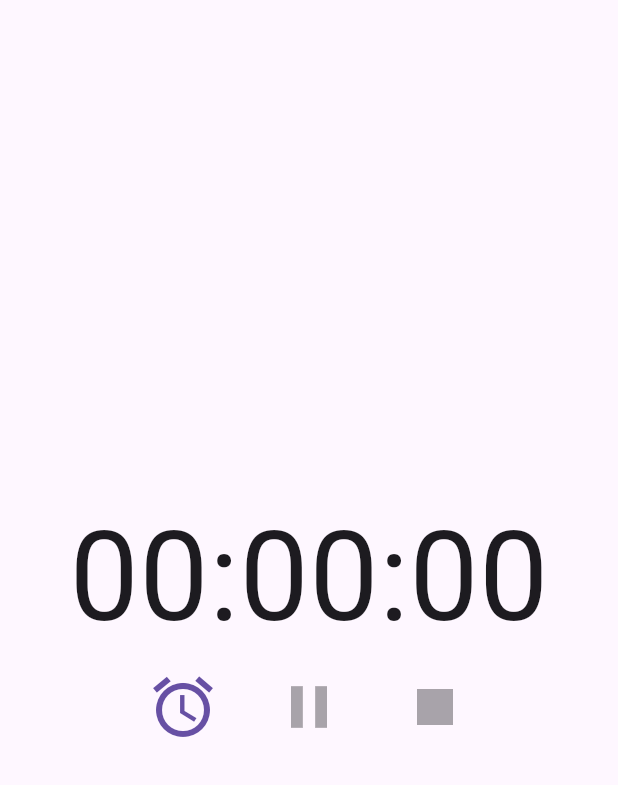
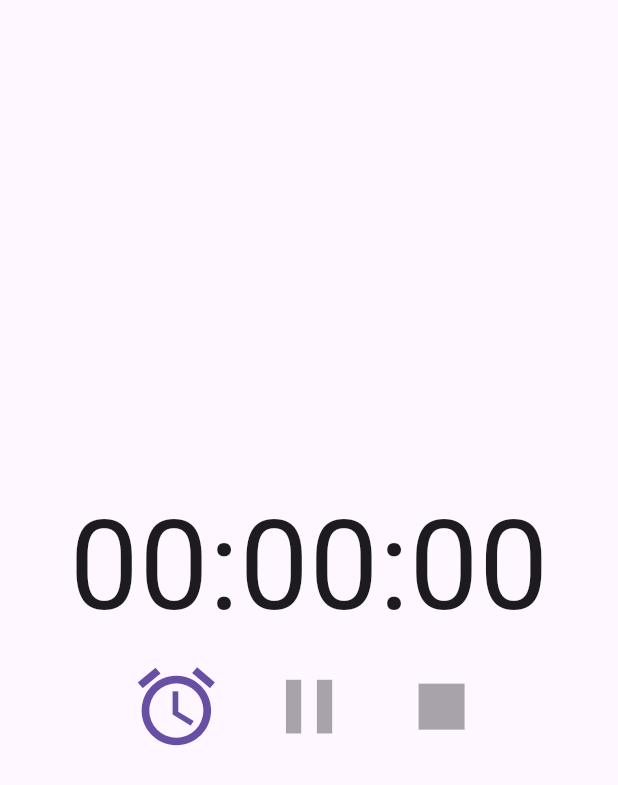
Before and after one commit to bigbenbigben/flutter_timer_app, a Flutter app: the screen it shows after launch, on a phone screen of 412 x 824 dp. Shown: the top 785 px of the screen. Run offline on Flutter 3.47's test engine with Material 3 defaults, Android fonts, the phone set to English and light mode, and no system bars; our stand-ins replace audioplayers.

Commit message:
リファクタ完了

```diff
--- a/lib/main.dart
+++ b/lib/main.dart
@@ -1,5 +1,3 @@
-// import 'dart:ffi';
-
 import 'package:flutter/cupertino.dart';
 import 'package:flutter/material.dart';
 import 'dart:async';
@@ -132,7 +130,7 @@ class _TimerPageState extends State<TimerPage> {
       setState(() {
         _isPause = true;
       });
-      logger.info('time paused');
+      logger.info('Timer paused');
     }
   }
 
@@ -176,33 +174,16 @@ class _TimerPageState extends State<TimerPage> {
                         _setDuration = const Duration(hours: 0, minutes: 0, seconds: 0);
                         ScaffoldMessenger.of(context).showSnackBar(
                           SnackBar(
-                            // content: Text('不正な値が設定されました'),
                             content: Text('Value: ${_setDuration.inMinutes}'),
                           ),
                         );
                       } else {
-                        // if (_isRunning != true){
                         setState(() {
-                            logger.info('Duration set');
+                            logger.info('Setting Duration');
                           _duration = tempDuration;
                           _setDuration = tempDuration;
                           if (_duration.inSeconds > 0) _isPause = true;
                           });
-                        // }
-                        // else if (_timer == null || !_timer!.isActive) {
-                        //   setState(() {
-                        //     logger.info('Duration check');
-                        //     logger.info('Duration: ${_duration.inHours} hours, ${_duration.inMinutes % 60} minutes, ${_duration.inSeconds % 60} seconds');
-                        //     _duration = tempDuration;
-                        //     _setDuration = tempDuration;
-                        //   });
-                        // } else {
-                        //   setState(() {
-                        //     logger.info('Duration active');
-                        //     _duration = tempDuration;
-                        //     _setDuration = tempDuration;
-                        //   });
-                        // }
                         Navigator.pop(context);
                       }
                     },
@@ -240,7 +221,7 @@ class _TimerPageState extends State<TimerPage> {
     if (_timer != null && !_timer!.isActive) {
       _timer!.cancel(); // タイマーをキャンセル
       stopAlarmSound();
-      logger.info('resetted timer');
+      logger.info('Resetted timer');
       setState(() {
         _duration = Duration.zero; // 残り時間をゼロにリセット
         _isRunning = false; // タイマーが動いていない状態にリセット
@@ -259,20 +240,12 @@ class _TimerPageState extends State<TimerPage> {
 // UIレイアウト
   @override
   Widget build(BuildContext context) {
-    // 画面に合わせたフォントサイズ
-    // タイトル
-    // double fontSize_title = MediaQuery.of(context).size.width * 0.15;
-    // タイマーの数字のフォントサイズ
-    double fontSizeTimer = MediaQuery.of(context).size.width * 0.20;
-    // ボタン
-    // double fontSize_timer_button = MediaQuery.of(context).size.width * 0.10;
-    // 画面に合わせた配置
-    // ボタン幅と高さ
-    // double widthsize_button = MediaQuery.of(context).size.width * 0.75;
-    // double heightsize_button = MediaQuery.of(context).size.height * 0.10;
-    // ボタン配置
-    // double widthsize_button_position = MediaQuery.of(context).size.width * 0.75;
-    // double heightsize_button_position = MediaQuery.of(context).size.height * 0.025;
+    // 画面幅によって変わる要素
+    double screenWidth = MediaQuery.of(context).size.width; // 画面幅
+    double timerFontSize = screenWidth * 0.20;              // タイマーの数字のフォントサイズ
+    double buttonIconSize = screenWidth * 0.15;             // ボタン
+    double buttonSpacing = screenWidth * 0.05;              // ボタンの間隔
+
     return Scaffold(
       body: Center(
         child: Column(
@@ -280,7 +253,7 @@ class _TimerPageState extends State<TimerPage> {
           children: <Widget>[
             Text(
               _formatDuration(_duration),
-              style: TextStyle(fontSize: fontSizeTimer),
+              style: TextStyle(fontSize: timerFontSize),
             ),
             Row(
               mainAxisAlignment: MainAxisAlignment.center,
@@ -295,10 +268,10 @@ class _TimerPageState extends State<TimerPage> {
                     padding: const EdgeInsets.all(3.0), // ボタン全体の余白を設定
                   ),
                   icon: const Icon(Icons.access_alarms),
-                  iconSize: 48.0,
+                  iconSize: buttonIconSize,
                   color: Theme.of(context).primaryColor,
                 ),
-                const SizedBox(width: 30),
+                SizedBox(width: buttonSpacing),
                 // 再生／一時停止ボタン
                 IconButton(
                   onPressed: (_duration.inSeconds > 0) ? _startTimer : null,
@@ -309,10 +282,10 @@ class _TimerPageState extends State<TimerPage> {
                     padding: const EdgeInsets.all(3.0), // ボタン全体の余白を設定
                   ),
                   icon: Icon(!_isPause ? Icons.pause : Icons.play_arrow),
-                  iconSize: 48.0,
+                  iconSize: buttonIconSize,
                   color: Theme.of(context).primaryColor,
                 ),
-                const SizedBox(width: 30),
+                SizedBox(width: buttonSpacing),
                 // 停止／リセットボタン
                 IconButton(
                   onPressed: _isAlarm || ((_duration.inSeconds > 0) && _isPause)  ? _resetTimer : null,
@@ -323,7 +296,7 @@ class _TimerPageState extends State<TimerPage> {
                     padding: const EdgeInsets.all(3.0), // ボタン全体の余白を設定
                   ),
                   icon: Icon(_isPause || (_duration.inSeconds > 0) ? Icons.refresh : Icons.stop),
-                  iconSize: 48.0,
+                  iconSize: buttonIconSize,
                   color: Theme.of(context).primaryColor,
                 ),
               ],
```
